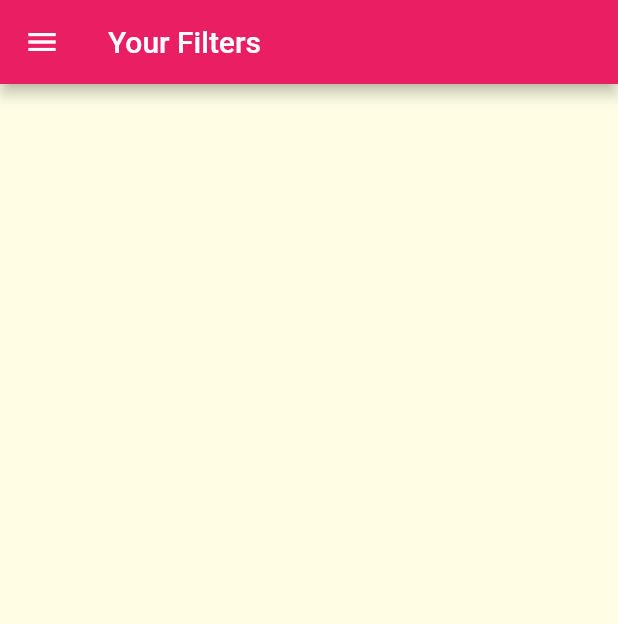
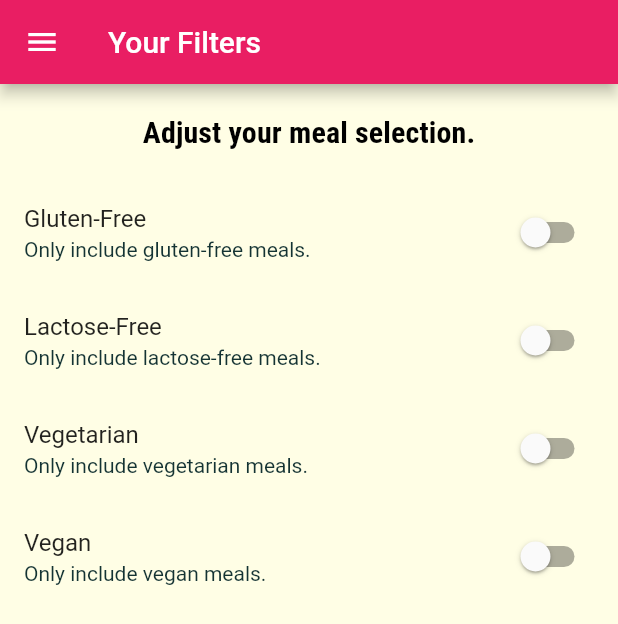
Before and after one commit to pulkitkhandelwal29/Meals-Cooking-App, a Flutter app: the FiltersScreen screen opened by its route, on a phone screen of 412 x 824 dp. Shown: the top 624 px of the screen. Run offline on Flutter 3.47's test engine with Material 2 defaults, Android fonts, the light colour scheme and no system bars.

Commit message:
Added Filter Switches

```diff
--- a/lib/screens/filters_screen.dart
+++ b/lib/screens/filters_screen.dart
@@ -1,8 +1,27 @@
 import 'package:flutter/material.dart';
 import '../widgets/main_drawer.dart';
 
-class FiltersScreen extends StatelessWidget {
+class FiltersScreen extends StatefulWidget {
   static const routeName = '/fliters';
+
+  @override
+  State<FiltersScreen> createState() => _FiltersScreenState();
+}
+
+class _FiltersScreenState extends State<FiltersScreen> {
+  var _glutenFree = false;
+  var _vegetarian = false;
+  var _vegan = false;
+  var _lactoseFree = false;
+
+  Widget _buildSwitchListTile(String title, String description,
+      var currentValue, void Function(bool) updateValue) {
+    return SwitchListTile(
+        title: Text(title),
+        value: currentValue,
+        subtitle: Text(description),
+        onChanged: updateValue);
+  }
 
   @override
   Widget build(BuildContext context) {
@@ -11,6 +30,69 @@ class FiltersScreen extends StatelessWidget {
         title: Text('Your Filters'),
       ),
       drawer: MainDrawer(),
+      body: Column(children: [
+        Container(
+          padding: EdgeInsets.all(20),
+          child: Text(
+            'Adjust your meal selection.',
+            style: Theme.of(context).textTheme.titleSmall,
+          ),
+        ),
+        Expanded(
+          child: ListView(
+            children: [
+              _buildSwitchListTile(
+                'Gluten-Free',
+                'Only include gluten-free meals.',
+                _glutenFree,
+                (newValue) {
+                  setState(
+                    () {
+                      _glutenFree = newValue;
+                    },
+                  );
+                },
+              ),
+              _buildSwitchListTile(
+                'Lactose-Free',
+                'Only include lactose-free meals.',
+                _lactoseFree,
+                (newValue) {
+                  setState(
+                    () {
+                      _lactoseFree = newValue;
+                    },
+                  );
+                },
+              ),
+              _buildSwitchListTile(
+                'Vegetarian',
+                'Only include vegetarian meals.',
+                _vegetarian,
+                (newValue) {
+                  setState(
+                    () {
+                      _vegetarian = newValue;
+                    },
+                  );
+                },
+              ),
+              _buildSwitchListTile(
+                'Vegan',
+                'Only include vegan meals.',
+                _vegan,
+                (newValue) {
+                  setState(
+                    () {
+                      _vegan = newValue;
+                    },
+                  );
+                },
+              )
+            ],
+          ),
+        )
+      ]),
     );
   }
 }
```
